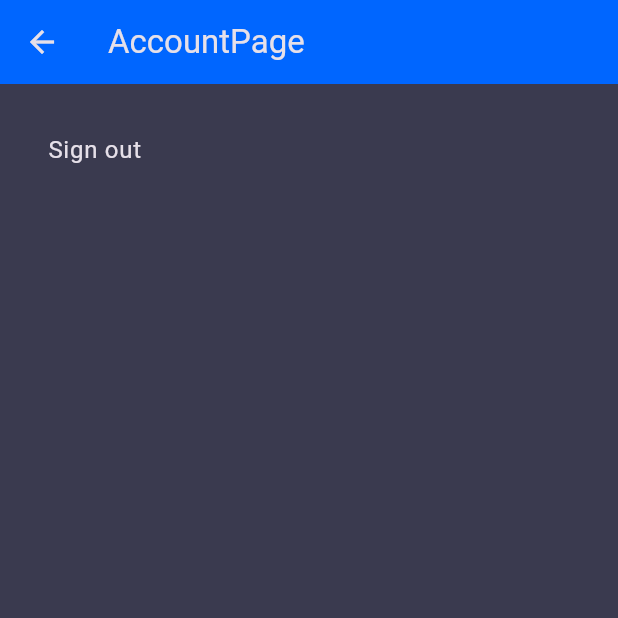
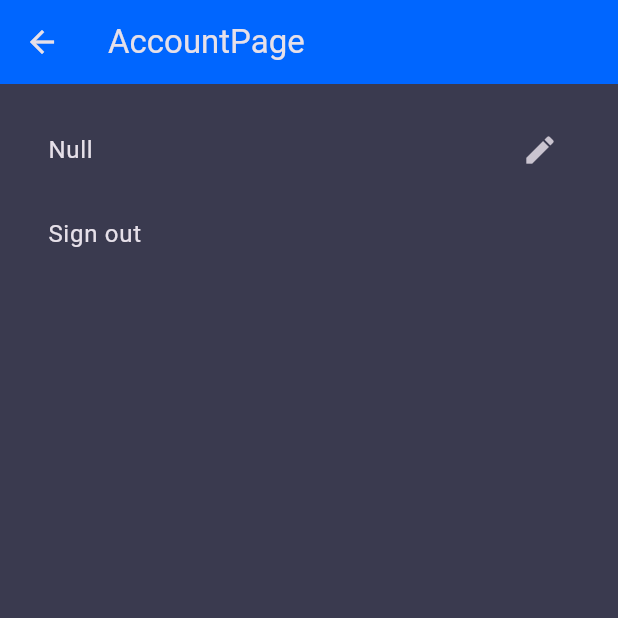
Before and after one commit to uemura999/text_sns, a Flutter app: the screen it shows after launch, in the side drawer, after a tap on "AccountPage", on a phone screen of 412 x 824 dp, the top half of it. Run offline on Flutter 3.47's test engine with Material 3 defaults, Android fonts, the phone set to English and light mode, and no system bars; our stand-ins replace cloud_firestore, firebase_auth, firebase_core, firebase_remote_config, flutter_dotenv, fluttertoast and 4 more; missing offline and left inert: minio_new; accounts and stored records are empty; generated files the repository leaves out were written again.

Commit message:
メールアドレスを更新するページを作成しよう

```diff
--- a/lib/controllers/auth_controller.dart
+++ b/lib/controllers/auth_controller.dart
@@ -5,6 +5,7 @@ import 'package:text_sns/repository/auth_repository.dart';
 import 'package:text_sns/ui_core/dialog_core.dart';
 import 'package:text_sns/ui_core/ui_helper.dart';
 import 'package:text_sns/view/pages/logouted_page.dart';
+import 'package:text_sns/view/pages/update_email_page.dart';
 
 class AuthController extends GetxController {
   static AuthController get to => Get.find<AuthController>();
@@ -75,4 +76,8 @@ class AuthController extends GetxController {
 
   void _toggleIsLoginMode() => rxIsLoginMode.value = !rxIsLoginMode.value;
   void onToggleIsLoginModeButtonPressed() => _toggleIsLoginMode();
+
+  void onEditEmailButtonPressed() {
+    Get.toNamed(UpdateEmailPage.path);
+  }
 }
--- a/lib/infrastructure/auth/auth_client.dart
+++ b/lib/infrastructure/auth/auth_client.dart
@@ -22,4 +22,8 @@ class AuthClient {
   Future<void> sendEmailVerification(User user) async {
     await user.sendEmailVerification();
   }
+
+  Future<void> verifyBeforeUpdateEmail(User user, String newEmail) async {
+    await user.verifyBeforeUpdateEmail(newEmail);
+  }
 }
--- a/lib/router/get_pages.dart
+++ b/lib/router/get_pages.dart
@@ -1,10 +1,12 @@
 import 'package:get/get.dart';
 import 'package:text_sns/view/pages/account_page.dart';
 import 'package:text_sns/view/pages/logouted_page.dart';
+import 'package:text_sns/view/pages/update_email_page.dart';
 
 class GetPages {
   static List<GetPage> value = [
     GetPage(name: AccountPage.path, page: () => const AccountPage()),
-    GetPage(name: LogoutedPage.path, page: () => const LogoutedPage())
+    GetPage(name: LogoutedPage.path, page: () => const LogoutedPage()),
+    GetPage(name: UpdateEmailPage.path, page: () => const UpdateEmailPage())
   ];
 }
--- a/lib/view/pages/account_page.dart
+++ b/lib/view/pages/account_page.dart
@@ -1,4 +1,5 @@
 import 'package:flutter/material.dart';
+import 'package:get/get.dart';
 import 'package:text_sns/controllers/auth_controller.dart';
 import 'package:text_sns/view/common/basic_page.dart';
 
@@ -12,6 +13,17 @@ class AccountPage extends StatelessWidget {
         appBarTitle: "AccountPage",
         child: ListView(
           children: [
+            Obx(() {
+              final authUser = controller.rxAuthUser.value;
+              final data = authUser == null ? "Null" : authUser.email!;
+              return ListTile(
+                title: Text(data),
+                trailing: InkWell(
+                  onTap: controller.onEditEmailButtonPressed,
+                  child: const Icon(Icons.edit),
+                ),
+              );
+            }),
             ListTile(
                 title: const Text("Sign out"),
                 onTap: controller.onSignOutButtonPressed)
```
Also changed, not shown: lib/controllers/update_email_controller.dart (added, +34 -0 lines), lib/repository/auth_repository.dart (+10 -0 lines), lib/view/pages/update_email_page.dart (added, +30 -0 lines).
